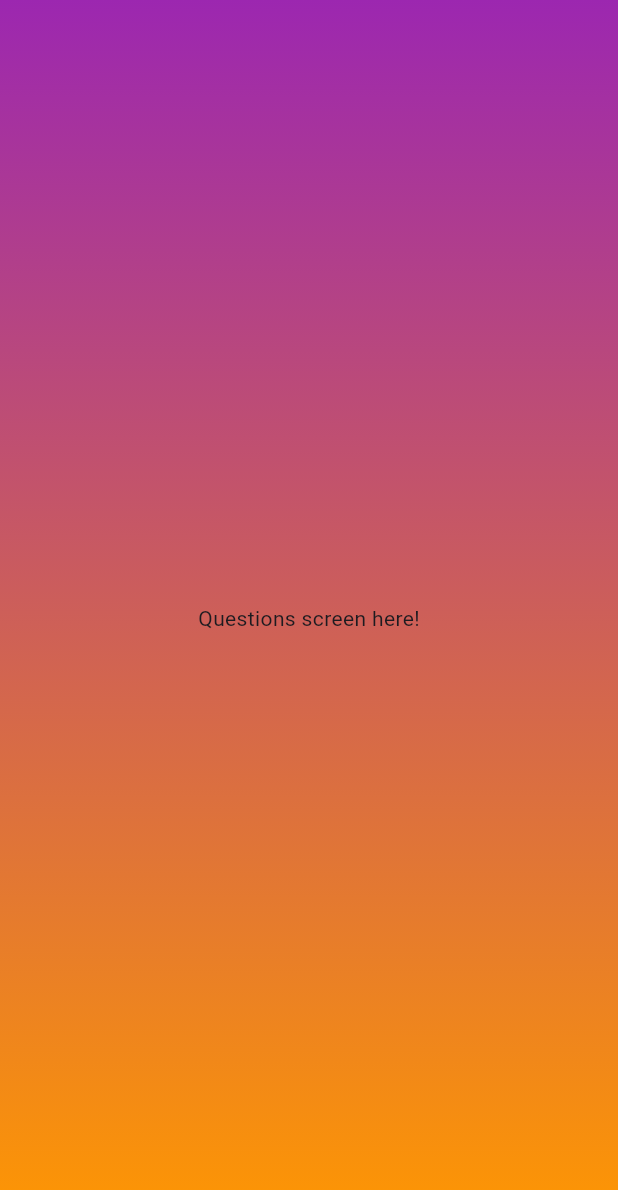
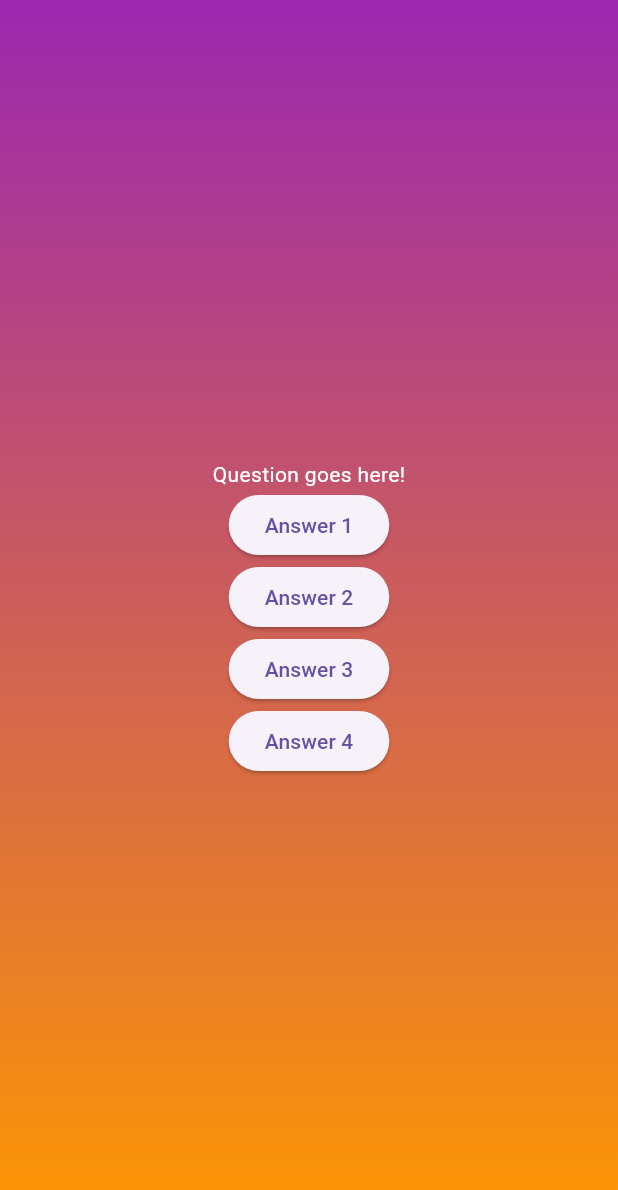
Before and after one commit to CharlesCoeder/quiz-app, a Flutter app: the screen it shows after launch, after a tap on "Start Quiz!", on a phone screen of 412 x 824 dp. Shown: the top 1190 px of the screen. Run offline on Flutter 3.47's test engine with Material 3 defaults, Android fonts, the phone set to English and light mode, and no system bars.

Commit message:
Question screen structure

```diff
--- a/lib/questions_screen.dart
+++ b/lib/questions_screen.dart
@@ -12,6 +12,33 @@ class QuestionsScreen extends StatefulWidget {
 class _QuestionsScreenState extends State<QuestionsScreen> {
   @override
   Widget build(context) {
-    return const Center(child: Text("Questions screen here!"));
+    return SizedBox(
+      width: double.infinity,
+      child: Column(
+        mainAxisAlignment: MainAxisAlignment.center,
+        children: [
+          const Text(
+            "Question goes here!",
+            style: TextStyle(color: Colors.white),
+          ),
+          ElevatedButton(
+            onPressed: () {},
+            child: const Text("Answer 1"),
+          ),
+          ElevatedButton(
+            onPressed: () {},
+            child: const Text("Answer 2"),
+          ),
+          ElevatedButton(
+            onPressed: () {},
+            child: const Text("Answer 3"),
+          ),
+          ElevatedButton(
+            onPressed: () {},
+            child: const Text("Answer 4"),
+          ),
+        ],
+      ),
+    );
   }
 }
```
